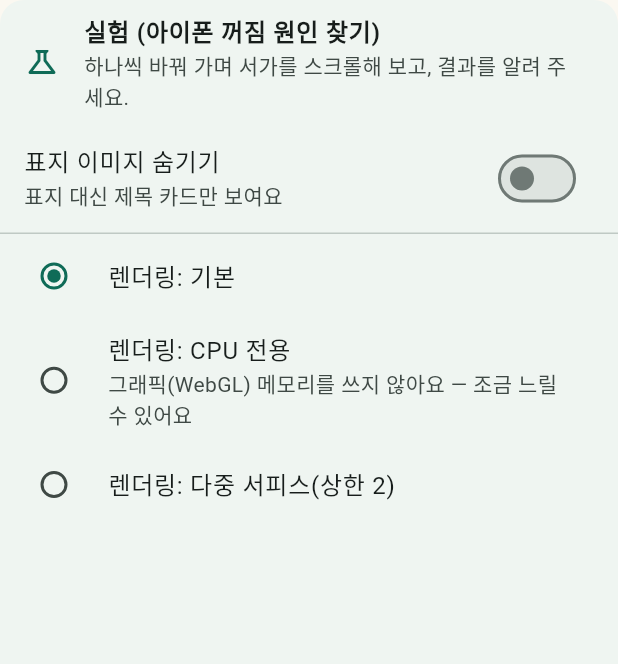
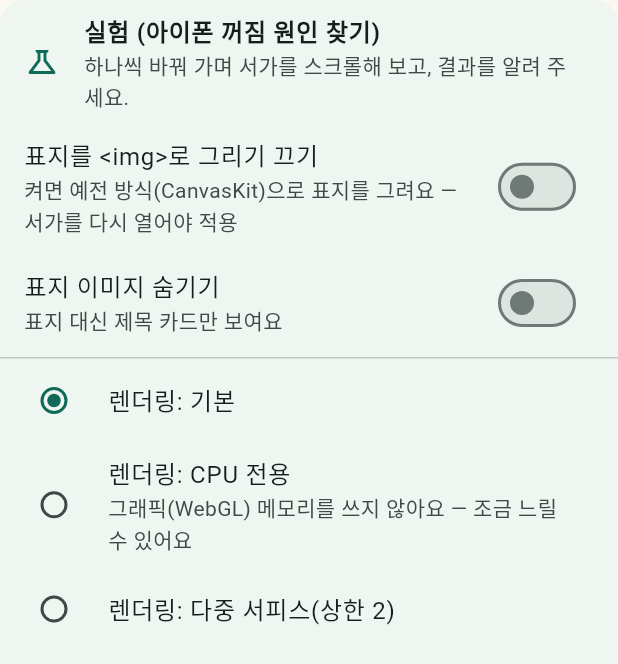
Before and after one commit to kiuk104/somang-library, a Flutter app: the _ExperimentCard widget shown alone on an empty page, opened directly, on a phone screen of 412 x 824 dp. Shown: the top 664 px of the screen. Run offline on Flutter 3.47's test engine with Material 3 defaults, Android fonts, the phone set to English and light mode, and no system bars; our stand-ins replace cloud_firestore, cloud_functions, firebase_auth, firebase_core, firebase_messaging, image_picker and 1 more; missing offline and left inert: dart:js_interop; accounts and stored records are empty; network calls fail; statements that could not run were skipped.

Commit message:
실험: 표지 <img> 전환 끄기 스위치 추가 (CanvasKit 방식과 직접 비교용)
Co-Authored-By: Claude Fable 5.1 <noreply@anthropic.com>
Claude-Session: https://claude.ai/code/session_016w4uGpqRpLnJeA43L2Jm1G

```diff
--- a/lib/screens/help_screen.dart
+++ b/lib/screens/help_screen.dart
@@ -221,6 +221,12 @@ class _ExperimentCardState extends State<_ExperimentCard> {
             subtitle: const Text('하나씩 바꿔 가며 서가를 스크롤해 보고, 결과를 알려 주세요.'),
           ),
           SwitchListTile(
+            title: const Text('표지를 <img>로 그리기 끄기'),
+            subtitle: const Text('켜면 예전 방식(CanvasKit)으로 표지를 그려요 — 서가를 다시 열어야 적용'),
+            value: WebPlatform.imgCoversOff,
+            onChanged: (v) => setState(() => WebPlatform.imgCoversOff = v),
+          ),
+          SwitchListTile(
             title: const Text('표지 이미지 숨기기'),
             subtitle: const Text('표지 대신 제목 카드만 보여요'),
             value: WebPlatform.noCovers,
--- a/lib/utils/web_platform.dart
+++ b/lib/utils/web_platform.dart
@@ -12,6 +12,12 @@ class WebPlatform {
   // localStorage 에 저장되므로 PWA 를 다시 열어도 유지된다. index.html 도 같은 키를 읽는다.
   static const _kNoCovers = 'somang_exp_no_covers';
   static const _kEngine = 'somang_exp_engine'; // '' | 'cpu' | 'multi'
+
+  static const _kImgOff = 'somang_exp_img_off';
+
+  /// iOS 에서 표지를 <img> 로 그리는 것(prefer)을 끄고 CanvasKit(fallback)으로 되돌린다
+  static bool get imgCoversOff => _read(_kImgOff) == '1';
+  static set imgCoversOff(bool v) => _write(_kImgOff, v ? '1' : null);
 
   static bool get noCovers => _read(_kNoCovers) == '1';
   static set noCovers(bool v) => _write(_kNoCovers, v ? '1' : null);
```
Also changed, not shown: lib/widgets/book_cover.dart (+4 -3 lines).
